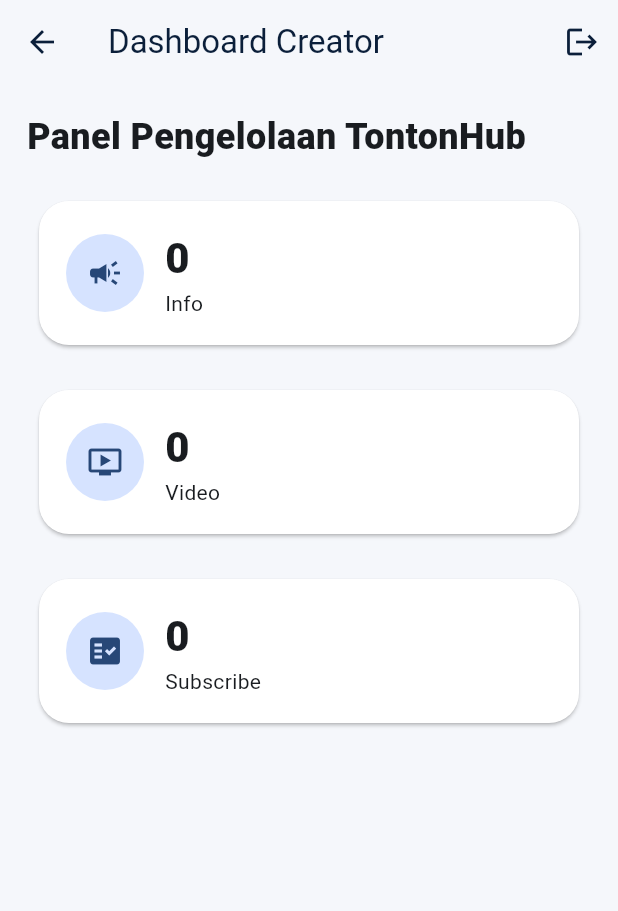
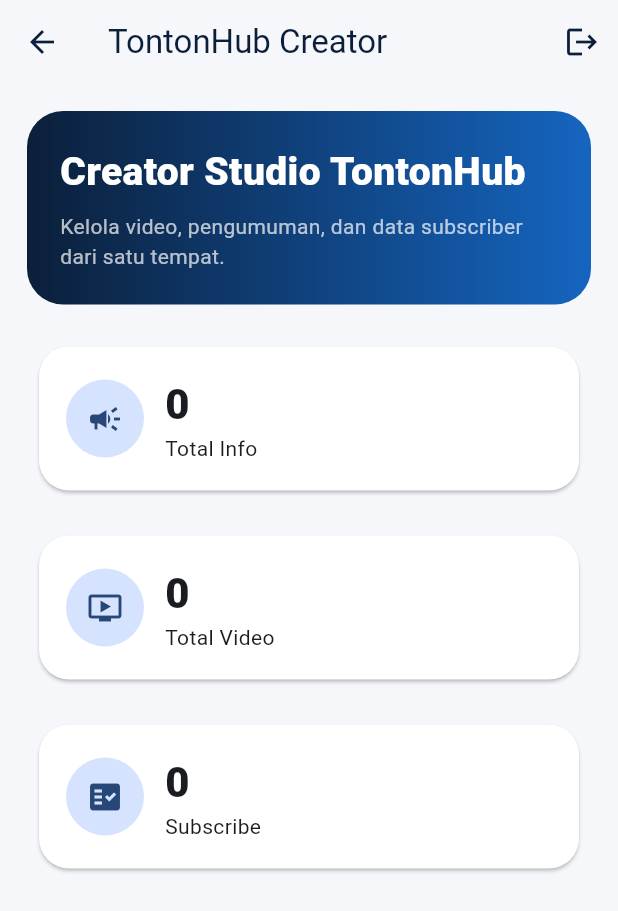
Before and after one commit to mungkinsajaa87-coder/tontonhub_flutter, a Flutter app: the CreatorDashboardScreen screen opened directly, on a phone screen of 412 x 824 dp. Shown: the top 911 px of the screen. Run offline on Flutter 3.47's test engine with Material 3 defaults, Android fonts, the light colour scheme and no system bars; our stand-ins replace cloud_firestore, firebase_auth, firebase_core, firebase_storage, image_picker, video_player; accounts and stored records are empty.

Commit message:
buat header modern dashboard creator

```diff
--- a/lib/screens/creator/creator_dashboard_screen.dart
+++ b/lib/screens/creator/creator_dashboard_screen.dart
@@ -14,7 +14,7 @@
   Widget build(BuildContext context) {
     return Scaffold(
       appBar: AppBar(
-        title: const Text('Dashboard Creator'),
+        title: const Text('TontonHub Creator'),
         actions: [IconButton(onPressed: AuthService.instance.logout, icon: const Icon(Icons.logout))],
       ),
       body: SingleChildScrollView(
@@ -22,8 +22,41 @@
         child: Column(
           crossAxisAlignment: CrossAxisAlignment.start,
           children: [
-            const Text('Panel Pengelolaan TontonHub', style: TextStyle(fontSize: 24, fontWeight: FontWeight.w900)),
-            const SizedBox(height: 18),
+            Container(
+              width: double.infinity,
+              padding: const EdgeInsets.all(22),
+              decoration: BoxDecoration(
+                gradient: const LinearGradient(
+                  colors: [
+                  Color(0xFF0B1F3A),
+                  Color(0xFF1565C0),
+                  ],
+                ),
+                borderRadius: BorderRadius.circular(24),
+              ),
+              child: const Column(
+                crossAxisAlignment: CrossAxisAlignment.start,
+                children: [
+                  Text(
+                    'Creator Studio TontonHub',
+                    style: TextStyle(
+                      color: Colors.white,
+                      fontSize: 26,
+                      fontWeight: FontWeight.w800,
+                    ),
+                  ),
+                  SizedBox(height: 8),
+                  Text(
+                    'Kelola video, pengumuman, dan data subscriber dari satu tempat.',
+                    style: TextStyle(
+                      color: Colors.white70,
+                      fontSize: 14,
+                    ),
+                  ),
+                ],
+              ),
+            ),
+            const SizedBox(height: 20),
             LayoutBuilder(
               builder: (context, constraints) {
                 final itemWidth = constraints.maxWidth > 800 ? (constraints.maxWidth - 28) / 3 : constraints.maxWidth;
@@ -31,8 +64,8 @@
                   spacing: 14,
                   runSpacing: 14,
                   children: [
-                    SizedBox(width: itemWidth, child: _CountCard<AnnouncementModel>(title: 'Info', icon: Icons.campaign, stream: FirestoreService.instance.watchAnnouncements())),
-                    SizedBox(width: itemWidth, child: _CountCard<VideoModel>(title: 'Video', icon: Icons.ondemand_video, stream: FirestoreService.instance.watchVideos())),
+                    SizedBox(width: itemWidth, child: _CountCard<AnnouncementModel>(title: 'Total Info', icon: Icons.campaign, stream: FirestoreService.instance.watchAnnouncements())),
+                    SizedBox(width: itemWidth, child: _CountCard<VideoModel>(title: 'Total Video', icon: Icons.ondemand_video, stream: FirestoreService.instance.watchVideos())),
                     SizedBox(width: itemWidth, child: _CountCard<RegistrationModel>(title: 'Subscribe', icon: Icons.fact_check, stream: FirestoreService.instance.watchAllRegistrations())),
                   ],
                 );
```
